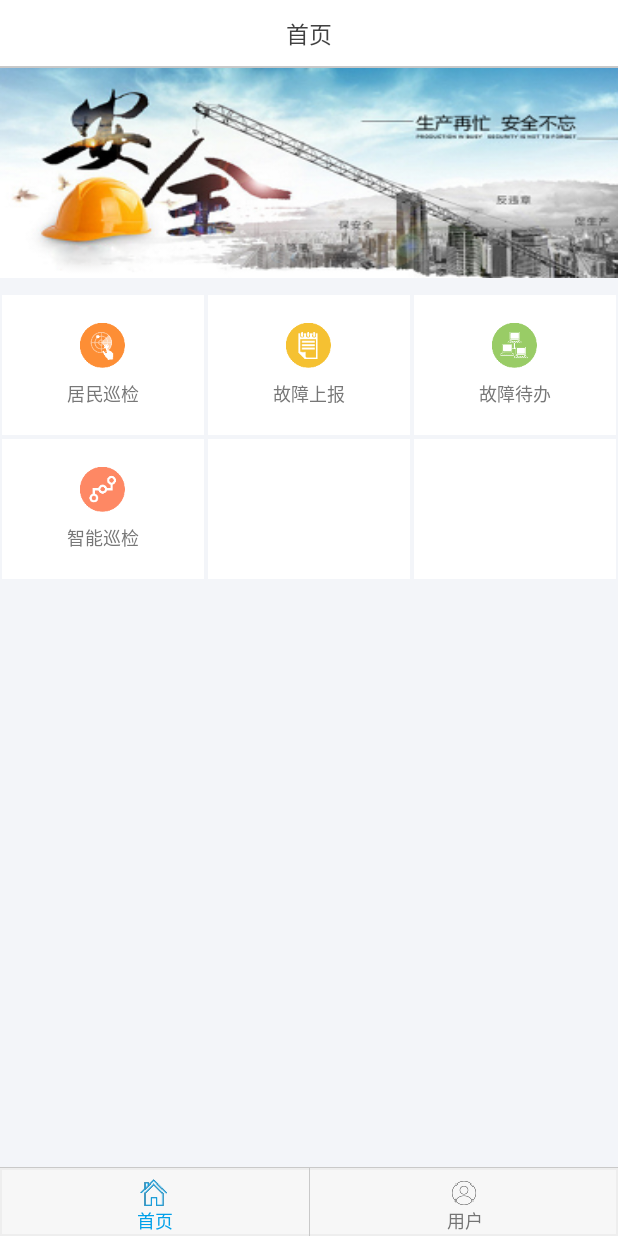
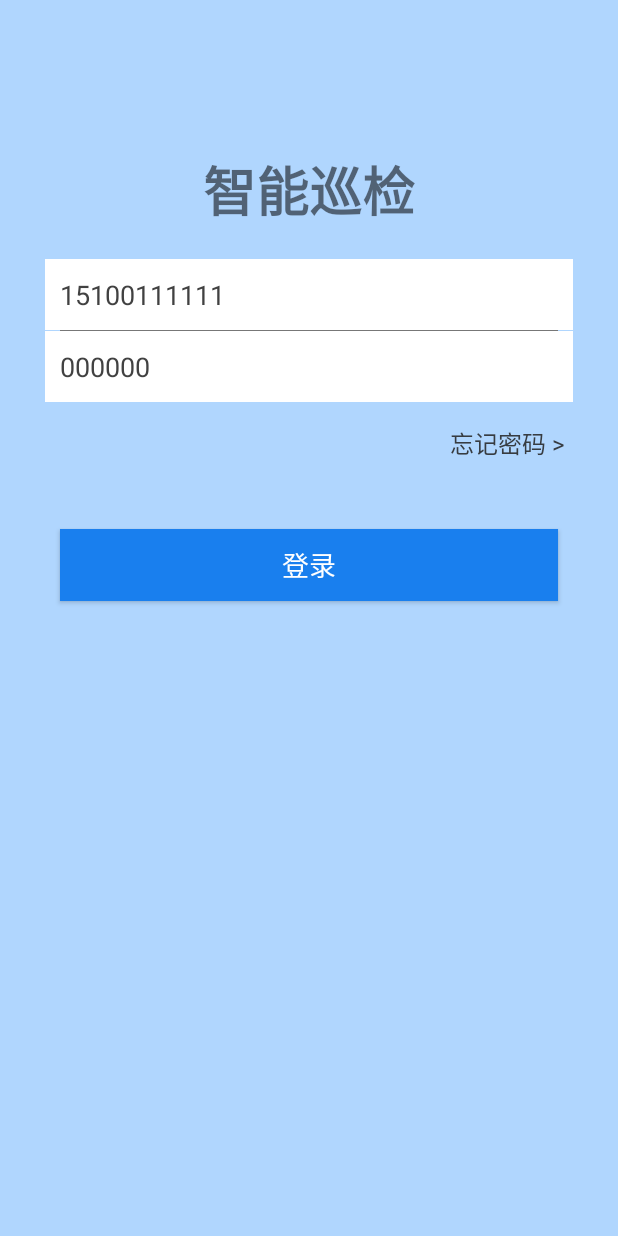
Before and after one commit to CallMonster/NFCCheck, an Android app: the screen it shows after launch (MainActivity before the commit, LoginActivity after it), on a phone screen of 412 x 824 dp. Run offline under Robolectric (Android 15) with nearby library versions, the phone set to English and light mode, and no system bars; our stand-ins replace ButterKnife, CircleImageView; 1 statement that could not run was skipped.

Commit message:
update loginactivity UI

```diff
--- a/app/src/main/AndroidManifest.xml
+++ b/app/src/main/AndroidManifest.xml
@@ -11,13 +11,13 @@
     <uses-permission android:name="android.permission.MOUNT_UNMOUNT_FILESYSTEMS" />
 
     <application
+        android:name=".base.BaseApplication"
         android:allowBackup="true"
         android:icon="@mipmap/ic_launcher"
         android:label="@string/app_name"
-        android:name=".base.BaseApplication"
         android:supportsRtl="true"
         android:theme="@style/Theme.AppCompat.Light.NoActionBar">
-        <activity android:name=".activity.MainActivity">
+        <activity android:name=".activity.LoginActivity">
             <intent-filter>
                 <action android:name="android.intent.action.MAIN" />
 
@@ -55,6 +55,10 @@
         <activity
             android:name=".activity.CheckPlanActivity"
             android:exported="false"
+            android:screenOrientation="portrait" />
+        <activity
+            android:name=".activity.MainActivity"
+            android:exported="false"
             android:screenOrientation="portrait"></activity>
     </application>
 
--- /dev/null
+++ b/app/src/main/java/com/tj/chaersi/nfccheck/activity/LoginActivity.java
@@ -0,0 +1,94 @@
+package com.tj.chaersi.nfccheck.activity;
+
+import android.content.Context;
+import android.os.Bundle;
+import android.support.v7.app.AppCompatActivity;
+import android.util.Log;
+import android.view.KeyEvent;
+import android.view.View;
+import android.view.inputmethod.EditorInfo;
+import android.view.inputmethod.InputMethodManager;
+import android.widget.Button;
+import android.widget.EditText;
+import android.widget.TextView;
+
+import com.google.gson.Gson;
+import com.tj.chaersi.nfccheck.R;
+import com.tj.chaersi.nfccheck.Utils.PreferenceUtils;
+import com.tj.chaersi.nfccheck.base.BaseActivity;
+import com.tj.chaersi.nfccheck.base.BaseConfigValue;
+import com.tj.chaersi.okhttputils.OkHttpUtils;
+import com.tj.chaersi.okhttputils.callback.Callback;
+import com.tj.chaersi.okhttputils.callback.StringCallback;
+
+import java.util.HashMap;
+
+import butterknife.BindView;
+import butterknife.ButterKnife;
+import butterknife.OnClick;
+import okhttp3.Call;
+import okhttp3.MediaType;
+import okhttp3.Response;
+
+public class LoginActivity extends BaseActivity {
+    private String TAG="LoginActivity";
+
+    @BindView(R.id.title) TextView title;
+    @BindView(R.id.userEdit) EditText userEdit;
+    @BindView(R.id.passEdit) EditText passEdit;
+    @BindView(R.id.forgetBtn) TextView forgetBtn;
+    @BindView(R.id.loginBtn) Button loginBtn;
+
+    PreferenceUtils preference;
+    private String username,password;
+    @Override
+    public void onCreate() {
+        setContentView(R.layout.activity_login);
+        ButterKnife.bind(this);
+
+        preference=new PreferenceUtils(this);
+        passEdit.setInputType(EditorInfo.IME_ACTION_DONE);
+        passEdit.setImeOptions(EditorInfo.IME_ACTION_DONE);
+    }
+
+    @Override
+    @OnClick({R.id.forgetBtn, R.id.loginBtn})
+    public void onClickListener(View v) {
+        switch (v.getId()) {
+            case R.id.forgetBtn:
+                break;
+            case R.id.loginBtn:
+                username=userEdit.getText().toString();
+                password=passEdit.getText().toString();
+
+                loginRequest();
+                break;
+        }
+    }
+
+    private void loginRequest(){
+        HashMap<String,String> gsonMap=new HashMap<>();
+        gsonMap.put("username","15100111111");
+        gsonMap.put("password","000000");
+
+        OkHttpUtils.postString().url(BaseConfigValue.LOGIN_URL)
+                .mediaType(MediaType.parse("application/json; charset=utf-8"))
+                .content(new Gson().toJson(gsonMap))
+                .build().execute(new StringCallback() {
+
+            @Override
+            public void onError(Call call, Exception e, int id) {
+                Log.e(TAG,"result:"+e);
+            }
+
+            @Override
+            public void onResponse(String response, int id) {
+                Log.i(TAG,"result:"+response);
+
+//                preference.saveUserInfo();
+
+            }
+        });
+    }
+
+}
--- a/app/src/main/java/com/tj/chaersi/nfccheck/activity/SmartCheck_NFCActivity.java
+++ b/app/src/main/java/com/tj/chaersi/nfccheck/activity/SmartCheck_NFCActivity.java
@@ -17,13 +17,10 @@ import android.support.v7.widget.RecyclerView;
 import android.util.Log;
 import android.view.View;
 import android.widget.TextView;
-import android.widget.Toast;
 
 import com.tj.chaersi.nfccheck.R;
-import com.tj.chaersi.nfccheck.Utils.HttpsUtils;
 import com.tj.chaersi.nfccheck.adapter.CheckPointAdapter;
 import com.tj.chaersi.nfccheck.base.BaseActivity;
-import com.tj.chaersi.nfccheck.base.BaseApplication;
 import com.tj.chaersi.nfccheck.impl.OnRecyclerViewListener;
 import com.tj.chaersi.nfccheck.widget.DividerDecoration;
 
@@ -32,8 +29,6 @@ import java.util.HashMap;
 
 import butterknife.BindView;
 import butterknife.ButterKnife;
-
-import static com.tj.chaersi.nfccheck.Utils.HttpsUtils.*;
 
 /**
  * 智能巡检_nfc
--- /dev/null
+++ b/app/src/main/res/layout/activity_login.xml
@@ -0,0 +1,91 @@
+<?xml version="1.0" encoding="utf-8"?>
+<RelativeLayout xmlns:android="http://schemas.android.com/apk/res/android"
+    xmlns:app="http://schemas.android.com/apk/res-auto"
+    android:layout_width="match_parent"
+    android:layout_height="match_parent"
+    android:background="@color/login_bg"
+    android:orientation="vertical">
+
+    <TextView
+        android:id="@+id/title"
+        android:layout_width="wrap_content"
+        android:layout_height="wrap_content"
+        android:layout_centerHorizontal="true"
+        android:layout_marginTop="100dp"
+        android:text="智能巡检"
+        android:textSize="35sp"
+        android:textStyle="bold" />
+
+    <EditText
+        android:id="@+id/userEdit"
+        android:layout_width="match_parent"
+        android:layout_height="wrap_content"
+        android:layout_below="@+id/title"
+        android:layout_marginLeft="30dp"
+        android:layout_marginRight="30dp"
+        android:layout_marginTop="20dp"
+        android:background="@color/white"
+        android:hint="请输入用户名"
+        android:imeOptions="actionNext"
+        android:maxLines="1"
+        android:padding="10dp"
+        android:singleLine="true"
+        android:text="15100111111"
+        android:textColor="@color/text_black"
+        android:textSize="18sp" />
+
+    <View
+        android:id="@+id/line"
+        android:layout_width="match_parent"
+        android:layout_height="1px"
+        android:layout_below="@+id/userEdit"
+        android:layout_marginLeft="40dp"
+        android:layout_marginRight="40dp"
+        android:background="@color/text_grey" />
+
+    <EditText
+        android:id="@+id/passEdit"
+        android:layout_width="match_parent"
+        android:layout_height="wrap_content"
+        android:layout_below="@+id/line"
+        android:layout_marginLeft="30dp"
+        android:layout_marginRight="30dp"
+        android:background="@color/white"
+        android:hint="请输入密码"
+        android:imeOptions="actionDone"
+        android:inputType="textPassword"
+        android:lines="1"
+        android:maxLines="1"
+        android:padding="10dp"
+        android:text="000000"
+        android:textColor="@color/text_black"
+        android:textSize="18sp" />
+
+    <TextView
+        android:id="@+id/forgetBtn"
+        android:layout_width="wrap_content"
+        android:layout_height="wrap_content"
+        android:layout_alignRight="@+id/passEdit"
+        android:layout_below="@+id/passEdit"
+        android:paddingBottom="15dp"
+        android:paddingLeft="15dp"
+        android:paddingRight="5dp"
+        android:paddingTop="15dp"
+        android:text="忘记密码 >"
+        android:textColor="@color/text_black"
+        android:textSize="16sp" />
+
+    <Button
+        android:id="@+id/loginBtn"
+        android:layout_width="match_parent"
+        android:layout_height="wrap_content"
+        android:layout_below="@id/forgetBtn"
+        android:layout_marginLeft="40dp"
+        android:layout_marginRight="40dp"
+        android:layout_marginTop="30dp"
+        android:background="@color/login_btn_bg"
+        android:text="登录"
+        android:textColor="@color/white"
+        android:textSize="18sp" />
+
+</RelativeLayout>
--- a/app/src/main/res/values/colors.xml
+++ b/app/src/main/res/values/colors.xml
@@ -13,6 +13,8 @@
     <color name="background_grey">#f3f5f9</color>
 
     <color name="bg_theme_color">#00a0e9</color>
+    <color name="login_bg">#b0d6fe</color>
+    <color name="login_btn_bg">#197fee</color>
     <color name="c_teawhite">#f6f8f5</color><!--茶白 -->
     <color name="c_crow">#434b4f</color><!--鸦黑 -->
 
```
